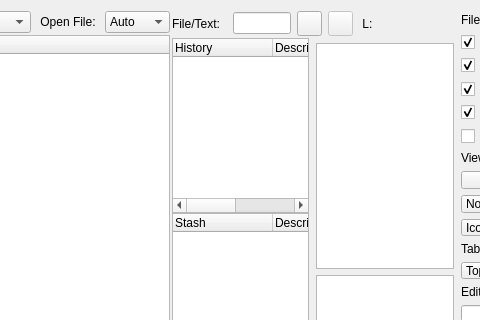
Before: the Qt Designer form source/mainwindow.ui in Rolloke/GUI-Apps, drawn with Qt 5; both pictures show x 561 to 1041 and y 0 to 320 of the 1200 by 800 pixel window.
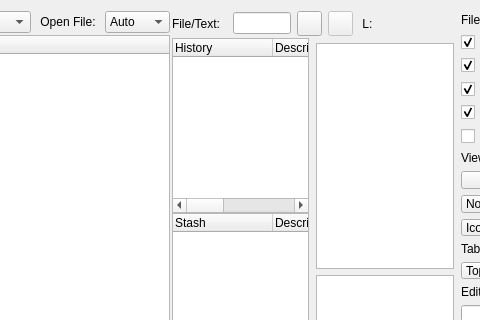
After: the same form once the commit is applied. Icons and pictures are not drawn. Custom widgets are drawn as their Qt base class.

Commit message: improved history view

Patch:
```diff
--- a/source/mainwindow.ui
+++ b/source/mainwindow.ui
@@ -537,6 +537,11 @@
                 <string>Description</string>
                </property>
               </column>
+              <column>
+               <property name="text">
+                <string>Commit Hash</string>
+               </property>
+              </column>
               <column>
                <property name="text">
                 <string>Author</string>
```
Left out of the diff: 6 changed lines with no effect on the pictures. The commit also changes 2 other files.
